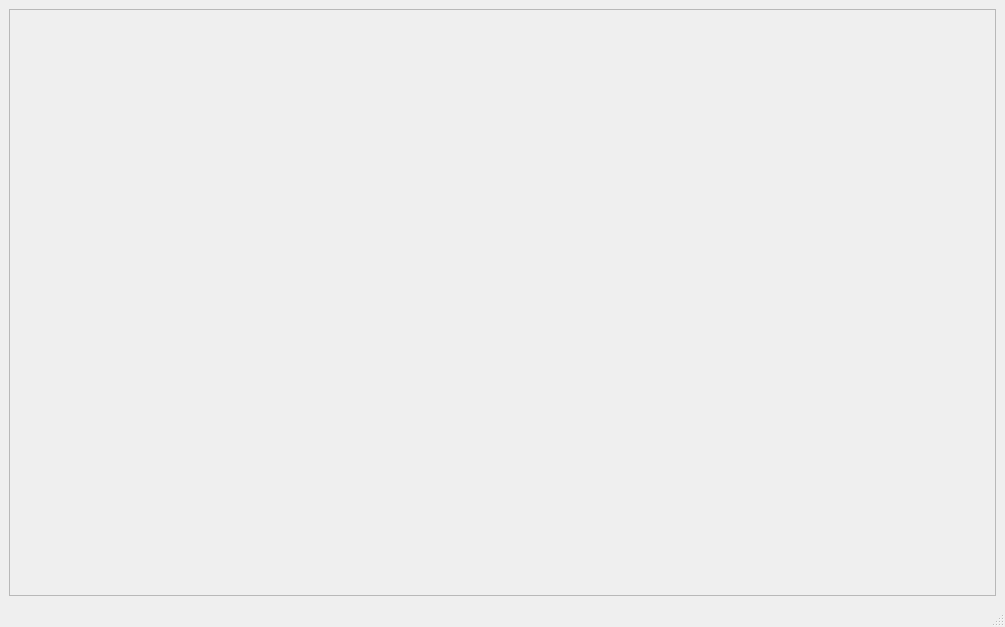
ArcaneRaya/WarhammerCrusadeApp, file mainwindow.ui: the form before one commit.
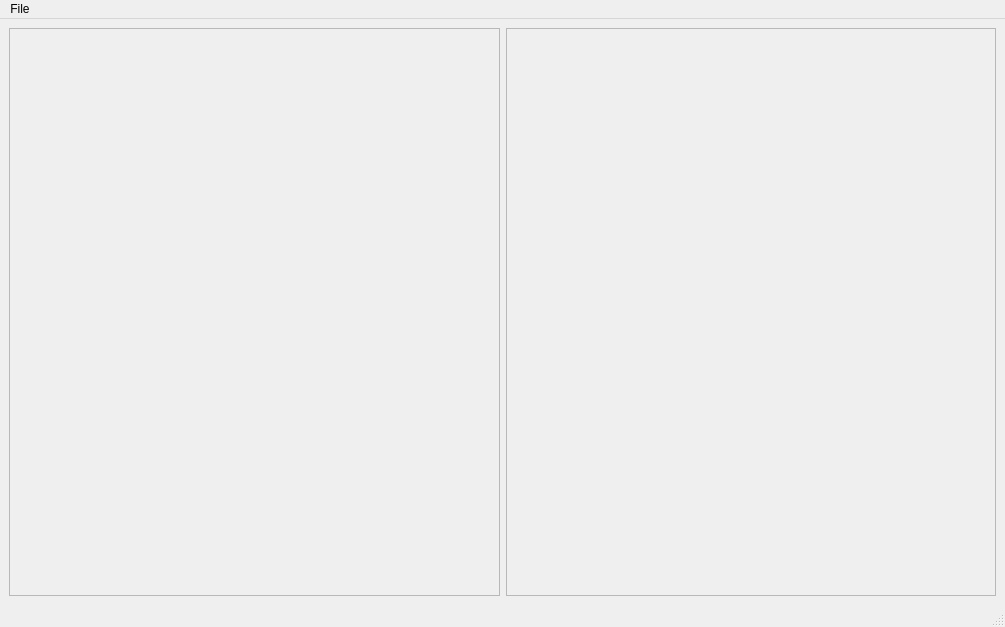
The form after the commit.

Commit message: unit crusade card works

The edit to the form file:
```diff
--- a/mainwindow.ui
+++ b/mainwindow.ui
@@ -16,7 +16,24 @@
   <widget class="QWidget" name="centralwidget">
    <layout class="QHBoxLayout" name="horizontalLayout">
     <item>
-     <widget class="QScrollArea" name="scrollArea">
+     <widget class="QScrollArea" name="scrollAreaOrderOfBattle">
+      <property name="widgetResizable">
+       <bool>true</bool>
+      </property>
+      <widget class="QWidget" name="scrollAreaWidgetContents_2">
+       <property name="geometry">
+        <rect>
+         <x>0</x>
+         <y>0</y>
+         <width>489</width>
+         <height>566</height>
+        </rect>
+       </property>
+      </widget>
+     </widget>
+    </item>
+    <item>
+     <widget class="QScrollArea" name="scrollAreaUnitCard">
       <property name="widgetResizable">
        <bool>true</bool>
       </property>
@@ -25,7 +42,7 @@
         <rect>
          <x>0</x>
          <y>0</y>
-         <width>985</width>
+         <width>488</width>
          <height>566</height>
         </rect>
        </property>
@@ -43,6 +60,14 @@
      <height>21</height>
     </rect>
    </property>
+   <widget class="QMenu" name="menuFile">
+    <property name="title">
+     <string>File</string>
+    </property>
+    <addaction name="actionSave"/>
+    <addaction name="actionOpen"/>
+   </widget>
+   <addaction name="menuFile"/>
   </widget>
   <widget class="QStatusBar" name="statusbar"/>
  </widget>
```
Left out of the diff: 10 changed lines with no effect on the pictures. The commit also changes 5 other files.
